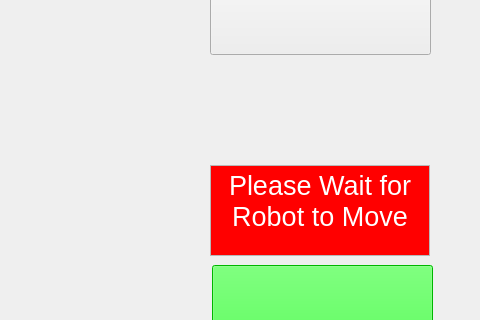
Qt form stretch_gui/include/stretch_gui/mainwindow.ui (NateWright/stretch_ros) before a commit; both pictures show x 800 to 1280 and y 225 to 545 of the 1280 by 720 pixel window.
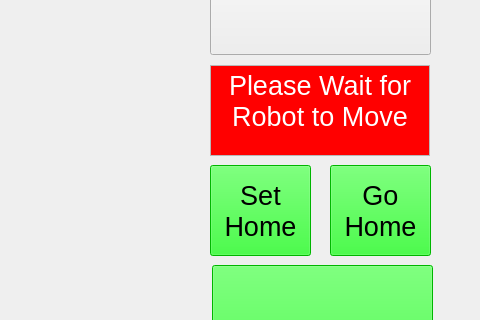
The same form after that commit. The open tabs and pages were chosen to show the change. Icons and pictures are not drawn. Custom widgets are drawn as their Qt base class.

Commit message: added button for homing

Patch:
```diff
--- a/stretch_gui/include/stretch_gui/mainwindow.ui
+++ b/stretch_gui/include/stretch_gui/mainwindow.ui
@@ -751,7 +751,7 @@
       <property name="geometry">
        <rect>
         <x>1010</x>
-        <y>390</y>
+        <y>290</y>
         <width>220</width>
         <height>91</height>
        </rect>
@@ -1011,6 +1011,498 @@
        <string>Esc</string>
       </property>
      </widget>
+     <widget class="QPushButton" name="ButtonSetHome">
+      <property name="geometry">
+       <rect>
+        <x>1010</x>
+        <y>390</y>
+        <width>101</width>
+        <height>91</height>
+       </rect>
+      </property>
+      <property name="palette">
+       <palette>
+        <active>
+         <colorrole role="Button">
+          <brush brushstyle="SolidPattern">
+           <color alpha="255">
+            <red>0</red>
+            <green>255</green>
+            <blue>0</blue>
+           </color>
+          </brush>
+         </colorrole>
+         <colorrole role="Light">
+          <brush brushstyle="SolidPattern">
+           <color alpha="255">
+            <red>127</red>
+            <green>255</green>
+            <blue>127</blue>
+           </color>
+          </brush>
+         </colorrole>
+         <colorrole role="Midlight">
+          <brush brushstyle="SolidPattern">
+           <color alpha="255">
+            <red>63</red>
+            <green>255</green>
+            <blue>63</blue>
+           </color>
+          </brush>
+         </colorrole>
+         <colorrole role="Dark">
+          <brush brushstyle="SolidPattern">
+           <color alpha="255">
+            <red>0</red>
+            <green>127</green>
+            <blue>0</blue>
+           </color>
+          </brush>
+         </colorrole>
+         <colorrole role="Mid">
+          <brush brushstyle="SolidPattern">
+           <color alpha="255">
+            <red>0</red>
+            <green>170</green>
+            <blue>0</blue>
+           </color>
+          </brush>
+         </colorrole>
+         <colorrole role="Window">
+          <brush brushstyle="SolidPattern">
+           <color alpha="255">
+            <red>0</red>
+            <green>255</green>
+            <blue>0</blue>
+           </color>
+          </brush>
+         </colorrole>
+         <colorrole role="Shadow">
+          <brush brushstyle="SolidPattern">
+           <color alpha="255">
+            <red>0</red>
+            <green>0</green>
+            <blue>0</blue>
+           </color>
+          </brush>
+         </colorrole>
+         <colorrole role="AlternateBase">
+          <brush brushstyle="SolidPattern">
+           <color alpha="255">
+            <red>127</red>
+            <green>255</green>
+            <blue>127</blue>
+           </color>
+          </brush>
+         </colorrole>
+        </active>
+        <inactive>
+         <colorrole role="Button">
+          <brush brushstyle="SolidPattern">
+           <color alpha="255">
+            <red>0</red>
+            <green>255</green>
+            <blue>0</blue>
+           </color>
+          </brush>
+         </colorrole>
+         <colorrole role="Light">
+          <brush brushstyle="SolidPattern">
+           <color alpha="255">
+            <red>127</red>
+            <green>255</green>
+            <blue>127</blue>
+           </color>
+          </brush>
+         </colorrole>
+         <colorrole role="Midlight">
+          <brush brushstyle="SolidPattern">
+           <color alpha="255">
+            <red>63</red>
+            <green>255</green>
+            <blue>63</blue>
+           </color>
+          </brush>
+         </colorrole>
+         <colorrole role="Dark">
+          <brush brushstyle="SolidPattern">
+           <color alpha="255">
+            <red>0</red>
+            <green>127</green>
+            <blue>0</blue>
+           </color>
+          </brush>
+         </colorrole>
+         <colorrole role="Mid">
+          <brush brushstyle="SolidPattern">
+           <color alpha="255">
+            <red>0</red>
+            <green>170</green>
+            <blue>0</blue>
+           </color>
+          </brush>
+         </colorrole>
+         <colorrole role="Window">
+          <brush brushstyle="SolidPattern">
+           <color alpha="255">
+            <red>0</red>
+            <green>255</green>
+            <blue>0</blue>
+           </color>
+          </brush>
+         </colorrole>
+         <colorrole role="Shadow">
+          <brush brushstyle="SolidPattern">
+           <color alpha="255">
+            <red>0</red>
+            <green>0</green>
+            <blue>0</blue>
+           </color>
+          </brush>
+         </colorrole>
+         <colorrole role="AlternateBase">
+          <brush brushstyle="SolidPattern">
+           <color alpha="255">
+            <red>127</red>
+            <green>255</green>
+            <blue>127</blue>
+           </color>
+          </brush>
+         </colorrole>
+        </inactive>
+        <disabled>
+         <colorrole role="Button">
+          <brush brushstyle="SolidPattern">
+           <color alpha="255">
+            <red>0</red>
+            <green>255</green>
+            <blue>0</blue>
+           </color>
+          </brush>
+         </colorrole>
+         <colorrole role="Light">
+          <brush brushstyle="SolidPattern">
+           <color alpha="255">
+            <red>127</red>
+            <green>255</green>
+            <blue>127</blue>
+           </color>
+          </brush>
+         </colorrole>
+         <colorrole role="Midlight">
+          <brush brushstyle="SolidPattern">
+           <color alpha="255">
+            <red>63</red>
+            <green>255</green>
+            <blue>63</blue>
+           </color>
+          </brush>
+         </colorrole>
+         <colorrole role="Dark">
+          <brush brushstyle="SolidPattern">
+           <color alpha="255">
+            <red>0</red>
+            <green>127</green>
+            <blue>0</blue>
+           </color>
+          </brush>
+         </colorrole>
+         <colorrole role="Mid">
+          <brush brushstyle="SolidPattern">
+           <color alpha="255">
+            <red>0</red>
+            <green>170</green>
+            <blue>0</blue>
+           </color>
+          </brush>
+         </colorrole>
+         <colorrole role="Window">
+          <brush brushstyle="SolidPattern">
+           <color alpha="255">
+            <red>0</red>
+            <green>255</green>
+            <blue>0</blue>
+           </color>
+          </brush>
+         </colorrole>
+         <colorrole role="Shadow">
+          <brush brushstyle="SolidPattern">
+           <color alpha="255">
+            <red>0</red>
+            <green>0</green>
+            <blue>0</blue>
+           </color>
+          </brush>
+         </colorrole>
+         <colorrole role="AlternateBase">
+          <brush brushstyle="SolidPattern">
+           <color alpha="255">
+            <red>0</red>
+            <green>255</green>
+            <blue>0</blue>
+           </color>
+          </brush>
+         </colorrole>
+        </disabled>
+       </palette>
+      </property>
+      <property name="font">
+       <font>
+        <pointsize>20</pointsize>
+        <bold>false</bold>
+       </font>
+      </property>
+      <property name="text">
+       <string>Set
+Home</string>
+      </property>
+     </widget>
+     <widget class="QPushButton" name="ButtonNavigateHome">
+      <property name="geometry">
+       <rect>
+        <x>1130</x>
+        <y>390</y>
+        <width>101</width>
+        <height>91</height>
+       </rect>
+      </property>
+      <property name="palette">
+       <palette>
+        <active>
+         <colorrole role="Button">
+          <brush brushstyle="SolidPattern">
+           <color alpha="255">
+            <red>0</red>
+            <green>255</green>
+            <blue>0</blue>
+           </color>
+          </brush>
+         </colorrole>
+         <colorrole role="Light">
+          <brush brushstyle="SolidPattern">
+           <color alpha="255">
+            <red>127</red>
+            <green>255</green>
+            <blue>127</blue>
+           </color>
+          </brush>
+         </colorrole>
+         <colorrole role="Midlight">
+          <brush brushstyle="SolidPattern">
+           <color alpha="255">
+            <red>63</red>
+            <green>255</green>
+            <blue>63</blue>
+           </color>
+          </brush>
+         </colorrole>
+         <colorrole role="Dark">
+          <brush brushstyle="SolidPattern">
+           <color alpha="255">
+            <red>0</red>
+            <green>127</green>
+            <blue>0</blue>
+           </color>
+          </brush>
+         </colorrole>
+         <colorrole role="Mid">
+          <brush brushstyle="SolidPattern">
+           <color alpha="255">
+            <red>0</red>
+            <green>170</green>
+            <blue>0</blue>
+           </color>
+          </brush>
+         </colorrole>
+         <colorrole role="Window">
+          <brush brushstyle="SolidPattern">
+           <color alpha="255">
+            <red>0</red>
+            <green>255</green>
+            <blue>0</blue>
+           </color>
+          </brush>
+         </colorrole>
+         <colorrole role="Shadow">
+          <brush brushstyle="SolidPattern">
+           <color alpha="255">
+            <red>0</red>
+            <green>0</green>
+            <blue>0</blue>
+           </color>
+          </brush>
+         </colorrole>
+         <colorrole role="AlternateBase">
+          <brush brushstyle="SolidPattern">
+           <color alpha="255">
+            <red>127</red>
+            <green>255</green>
+            <blue>127</blue>
+           </color>
+          </brush>
+         </colorrole>
+        </active>
+        <inactive>
+         <colorrole role="Button">
+          <brush brushstyle="SolidPattern">
+           <color alpha="255">
+            <red>0</red>
+            <green>255</green>
+            <blue>0</blue>
+           </color>
+          </brush>
+         </colorrole>
+         <colorrole role="Light">
+          <brush brushstyle="SolidPattern">
+           <color alpha="255">
+            <red>127</red>
+            <green>255</green>
+            <blue>127</blue>
+           </color>
+          </brush>
+         </colorrole>
+         <colorrole role="Midlight">
+          <brush brushstyle="SolidPattern">
+           <color alpha="255">
+            <red>63</red>
+            <green>255</green>
+            <blue>63</blue>
+           </color>
+          </brush>
+         </colorrole>
+         <colorrole role="Dark">
+          <brush brushstyle="SolidPattern">
+           <color alpha="255">
+            <red>0</red>
+            <green>127</green>
+            <blue>0</blue>
+           </color>
+          </brush>
+         </colorrole>
+         <colorrole role="Mid">
+          <brush brushstyle="SolidPattern">
+           <color alpha="255">
+            <red>0</red>
+            <green>170</green>
+            <blue>0</blue>
+           </color>
+          </brush>
+         </colorrole>
+         <colorrole role="Window">
+          <brush brushstyle="SolidPattern">
+           <color alpha="255">
+            <red>0</red>
+            <green>255</green>
+            <blue>0</blue>
+           </color>
+          </brush>
+         </colorrole>
+         <colorrole role="Shadow">
+          <brush brushstyle="SolidPattern">
+           <color alpha="255">
+            <red>0</red>
+            <green>0</green>
+            <blue>0</blue>
+           </color>
+          </brush>
+         </colorrole>
+         <colorrole role="AlternateBase">
+          <brush brushstyle="SolidPattern">
+           <color alpha="255">
+            <red>127</red>
+            <green>255</green>
+            <blue>127</blue>
+           </color>
+          </brush>
+         </colorrole>
+        </inactive>
+        <disabled>
+         <colorrole role="Button">
+          <brush brushstyle="SolidPattern">
+           <color alpha="255">
+            <red>0</red>
+            <green>255</green>
+            <blue>0</blue>
+           </color>
+          </brush>
+         </colorrole>
+         <colorrole role="Light">
+          <brush brushstyle="SolidPattern">
+           <color alpha="255">
+            <red>127</red>
+            <green>255</green>
+            <blue>127</blue>
+           </color>
+          </brush>
+         </colorrole>
+         <colorrole role="Midlight">
+          <brush brushstyle="SolidPattern">
+           <color alpha="255">
+            <red>63</red>
+            <green>255</green>
+            <blue>63</blue>
+           </color>
+          </brush>
+         </colorrole>
+         <colorrole role="Dark">
+          <brush brushstyle="SolidPattern">
+           <color alpha="255">
+            <red>0</red>
+            <green>127</green>
+            <blue>0</blue>
+           </color>
+          </brush>
+         </colorrole>
+         <colorrole role="Mid">
+          <brush brushstyle="SolidPattern">
+           <color alpha="255">
+            <red>0</red>
+            <green>170</green>
+            <blue>0</blue>
+           </color>
+          </brush>
+         </colorrole>
+         <colorrole role="Window">
+          <brush brushstyle="SolidPattern">
+           <color alpha="255">
+            <red>0</red>
+            <green>255</green>
+            <blue>0</blue>
+           </color>
+          </brush>
+         </colorrole>
+         <colorrole role="Shadow">
+          <brush brushstyle="SolidPattern">
+           <color alpha="255">
+            <red>0</red>
+            <green>0</green>
+            <blue>0</blue>
+           </color>
+          </brush>
+         </colorrole>
+         <colorrole role="AlternateBase">
+          <brush brushstyle="SolidPattern">
+           <color alpha="255">
+            <red>0</red>
+            <green>255</green>
+            <blue>0</blue>
+           </color>
+          </brush>
+         </colorrole>
+        </disabled>
+       </palette>
+      </property>
+      <property name="font">
+       <font>
+        <pointsize>20</pointsize>
+        <kerning>true</kerning>
+       </font>
+      </property>
+      <property name="text">
+       <string>Go
+Home</string>
+      </property>
+     </widget>
     </widget>
     <widget class="QWidget" name="page_2">
      <property name="enabled">
```
Left out of the diff: 2 changed lines with no effect on the pictures.
